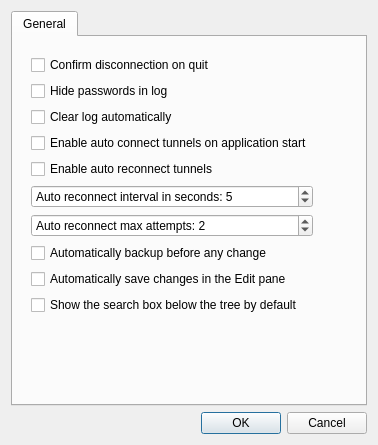
First picture: the form in DoffenSSHTunnel/source/PreferencesDialog.ui, repository NgzQ3Ee5/DoffenSSHTunnel, before the edit.
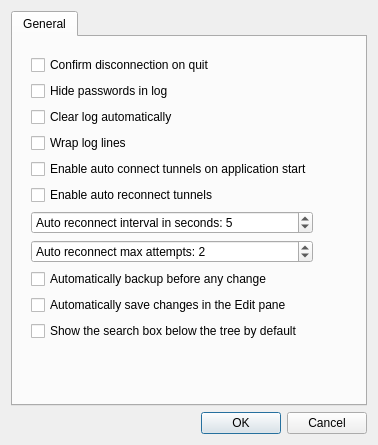
Second picture: the form after the edit.

Commit message: Added a Wrap Log Lines option to Preferences

The edit to the form file:
```diff
--- a/DoffenSSHTunnel/source/PreferencesDialog.ui
+++ b/DoffenSSHTunnel/source/PreferencesDialog.ui
@@ -147,6 +147,16 @@
             </property>
            </widget>
           </item>
+          <item row="4" column="0">
+           <widget class="QCheckBox" name="checkWrapLogLinesEnabled">
+            <property name="enabled">
+             <bool>true</bool>
+            </property>
+            <property name="text">
+             <string>Wrap log lines</string>
+            </property>
+           </widget>
+          </item>
          </layout>
         </widget>
        </item>
```
Left out of the diff: 12 changed lines with no effect on the pictures. The commit also changes 4 other files.
